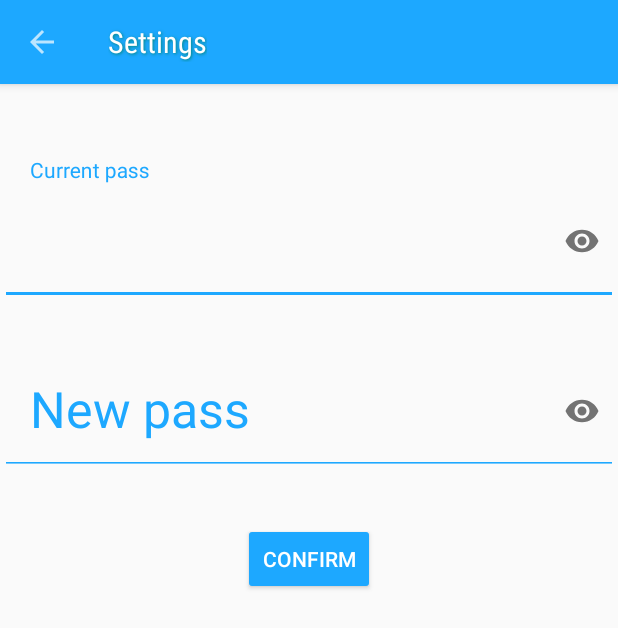
After one commit to cllfst/VoteApp, an Android app: the settings screen opened directly, with no data from a screen before it, on a phone screen of 412 x 824 dp. The commit adds this screen. Shown: the top 628 px of the screen. Run offline under Robolectric (Android 15) with nearby library versions, the phone set to English and light mode, and no system bars.

Commit message:
settings page added

```diff
--- a/FrontendAndroid/MyApplication/app/build.gradle
+++ b/FrontendAndroid/MyApplication/app/build.gradle
@@ -26,16 +26,17 @@ dependencies {
         exclude group: 'com.android.support', module: 'support-annotations'
     })
 
+    // Third party libraries
+
+
     compile 'com.android.support.constraint:constraint-layout:1.0.2'
-    testCompile 'junit:junit:4.12'
     compile 'com.android.support:appcompat-v7:25.3.1'
     compile 'com.android.support:support-v13:25.3.1'
     compile 'com.android.support:design:25.3.1'
     compile 'com.google.android.gms:play-services-vision:10.2.1'
     compile 'com.android.volley:volley:1.0.0'
-// Third party libraries
     compile 'com.flurgle:camerakit:0.9.17'
-
     compile 'com.android.support:recyclerview-v7:25.3.1'
     compile 'com.android.support:cardview-v7:25.3.1'
+    testCompile 'junit:junit:4.12'
 }
--- a/FrontendAndroid/MyApplication/app/src/main/AndroidManifest.xml
+++ b/FrontendAndroid/MyApplication/app/src/main/AndroidManifest.xml
@@ -24,6 +24,9 @@
                 <category android:name="android.intent.category.LAUNCHER" />
             </intent-filter>
         </activity>
+        <activity android:name=".settings"
+            android:theme="@style/Theme.AppCompat.Light.NoActionBar"
+            ></activity>
     </application>
 
 </manifest>
--- a/FrontendAndroid/MyApplication/app/src/main/java/com/example/mah/voteapp/MainActivity.java
+++ b/FrontendAndroid/MyApplication/app/src/main/java/com/example/mah/voteapp/MainActivity.java
@@ -36,9 +36,6 @@ private Button logout ;
     }
 
 
-
-
-
     @Override
     public boolean onMenuItemClick(MenuItem item) {
         switch (item.getItemId()) {
@@ -53,7 +50,11 @@ private Button logout ;
                 finish();
                 Toast.makeText(this, "Logout", Toast.LENGTH_SHORT).show();
                 return true;
+            case R.id.settings:
+                Intent settings_intent = new Intent(MainActivity.this,settings.class);
+                startActivity(settings_intent);
 
+                return true;
         }
 
         return true;
--- a/FrontendAndroid/MyApplication/app/src/main/java/com/example/mah/voteapp/login.java
+++ b/FrontendAndroid/MyApplication/app/src/main/java/com/example/mah/voteapp/login.java
@@ -35,7 +35,6 @@ public class login extends AppCompatActivity implements View.OnClickListener {
         btn_login.setOnClickListener(this);
         input_email = (EditText) findViewById(R.id.input_email) ;
         input_password = (EditText) findViewById(R.id.input_password) ;
-        //checking if email and passwords are empty
 
     }
 
--- /dev/null
+++ b/FrontendAndroid/MyApplication/app/src/main/java/com/example/mah/voteapp/settings.java
@@ -0,0 +1,84 @@
+package com.example.mah.voteapp;
+
+import android.support.v7.app.AppCompatActivity;
+import android.os.Bundle;
+import android.support.v7.widget.Toolbar;
+import android.view.MenuItem;
+import android.view.View;
+import android.widget.Button;
+import android.widget.EditText;
+import android.widget.Toast;
+
+import static android.text.TextUtils.isEmpty;
+
+public class settings extends AppCompatActivity implements View.OnClickListener {
+    private
+    EditText oldpass;
+    EditText newpass;
+    Button settings;
+    String oldpass1 , newpass1;
+    @Override
+    protected void onCreate(Bundle savedInstanceState) {
+        super.onCreate(savedInstanceState);
+        setContentView(R.layout.activity_settings);
+        setTitle("Settings");
+
+        Toolbar toolbar = (Toolbar) findViewById(R.id.toolbar_settings);
+        setSupportActionBar(toolbar);
+        if (getSupportActionBar() != null){
+            getSupportActionBar().setDisplayHomeAsUpEnabled(true);
+            getSupportActionBar().setDisplayShowHomeEnabled(true);
+        }
+    oldpass = (EditText)findViewById(R.id.oldPass);
+    newpass = (EditText)findViewById(R.id.newPass);
+    settings = (Button) findViewById(R.id.btn_settings);
+
+    }
+    @Override
+    public boolean onOptionsItemSelected(MenuItem item) {
+        // handle arrow click here
+        if (item.getItemId() == android.R.id.home) {
+            finish(); // close this activity and return to preview activity (if there is any)
+        }
+
+        return super.onOptionsItemSelected(item);
+    }
+
+    @Override
+    public void onClick(View view) {
+        oldpass1 = oldpass.getText().toString().trim();
+        newpass1 = newpass.getText().toString().trim();
+
+
+            if (isEmpty(newpass1))
+            {
+                Toast.makeText(this, "Please insert your new pass", Toast.LENGTH_SHORT).show();
+                return;
+            }
+            else
+                {
+                    if (newpass1.length() < 6)
+                    {
+                        Toast.makeText(this, "Too short!", Toast.LENGTH_SHORT).show();
+                        return;
+                    }
+                    else
+                    {
+                        if(isEmpty(oldpass1))
+                        {
+                            Toast.makeText(this, "Please insert your current pass", Toast.LENGTH_SHORT).show();
+                            return;
+                        }
+                        else
+                        {
+                                //if oldpass is not correct
+                                Toast.makeText(this,"Wrong Password",Toast.LENGTH_SHORT).show();
+                                return;
+                        }
+                        //Toast.makeText(this, "Password changed", Toast.LENGTH_SHORT).show();
+
+                    }
+                }
+
+                }
+           }
--- /dev/null
+++ b/FrontendAndroid/MyApplication/app/src/main/res/layout/activity_settings.xml
@@ -0,0 +1,85 @@
+<?xml version="1.0" encoding="utf-8"?>
+
+<LinearLayout xmlns:android="http://schemas.android.com/apk/res/android"
+    android:layout_width="match_parent"
+    android:layout_height="match_parent"
+    xmlns:app="http://schemas.android.com/apk/res-auto"
+    android:orientation="vertical">
+
+    <android.support.v7.widget.Toolbar
+        android:id="@+id/toolbar_settings"
+        android:layout_width="match_parent"
+        android:layout_height="?actionBarSize"
+        app:title="Settings"
+        app:titleTextAppearance="@style/ToolbarTextAppearance.Title"
+        style="@style/MyToolbar"
+        />
+
+<LinearLayout android:layout_width="match_parent"
+    android:layout_height="wrap_content"
+    xmlns:app="http://schemas.android.com/apk/res-auto"
+    android:layout_marginTop="50dp"
+    android:layout_marginBottom="8dp"
+    xmlns:android="http://schemas.android.com/apk/res/android">
+    <android.support.design.widget.TextInputLayout
+        android:layout_width="match_parent"
+        android:layout_height="wrap_content"
+        app:hintTextAppearance="@style/MyHintSettings"
+        android:textColorHint="#1da8ff"
+        app:passwordToggleEnabled="true"
+
+        >
+
+        <EditText android:id="@+id/oldPass"
+            android:layout_width="match_parent"
+            android:layout_height="wrap_content"
+            android:theme="@style/FullWidthEditSettings"
+            android:inputType="textPassword"
+            android:textColor="#1da8ff"
+            android:textSize="50px"
+            android:hint="Current pass" />
+    </android.support.design.widget.TextInputLayout>
+</LinearLayout>
+
+    <!-- new pass Label -->
+<LinearLayout
+android:layout_width="match_parent"
+android:layout_height="wrap_content"
+android:layout_marginTop="8dp"
+android:layout_marginBottom="8dp">
+<android.support.design.widget.TextInputLayout
+    android:layout_width="match_parent"
+    android:layout_height="wrap_content"
+    app:hintTextAppearance="@style/MyHintSettings"
+    app:passwordToggleEnabled="true"
+    android:textColorHint="#1da8ff"
+
+    >
+
+    <EditText android:id="@+id/newPass"
+        android:layout_width="match_parent"
+        android:layout_height="wrap_content"
+        android:theme="@style/FullWidthEditSettings"
+        android:inputType="textPassword"
+        android:textColor="#1da8ff"
+        android:textSize="50px"
+        android:hint="New pass"/>
+
+</android.support.design.widget.TextInputLayout>
+
+</LinearLayout>
+
+<Button
+android:id="@+id/btn_settings"
+android:layout_width="wrap_content"
+android:layout_height="wrap_content"
+android:layout_marginTop="24dp"
+android:layout_marginBottom="24dp"
+android:layout_gravity="center"
+android:theme="@style/MyButtonSettings"
+android:text="Confirm"
+android:textColor="#fff"
+    />
+
+
+    </LinearLayout>
--- a/FrontendAndroid/MyApplication/app/src/main/res/layout/activity_splash_screen.xml
+++ b/FrontendAndroid/MyApplication/app/src/main/res/layout/activity_splash_screen.xml
@@ -9,5 +9,5 @@
         android:id="@+id/imageView"
         android:layout_width="match_parent"
         android:layout_height="match_parent"
-        android:background="@drawable/nicesplash" />
+        android:background="@drawable/splashscreen4" />
 </LinearLayout>
--- a/FrontendAndroid/MyApplication/app/src/main/res/menu/main_menu.xml
+++ b/FrontendAndroid/MyApplication/app/src/main/res/menu/main_menu.xml
@@ -1,6 +1,13 @@
 <?xml version="1.0" encoding="utf-8"?>
 <menu xmlns:android="http://schemas.android.com/apk/res/android"
     xmlns:app="http://schemas.android.com/apk/res-auto">
+    <item
+        android:id="@+id/settings"
+        android:icon="@drawable/settings"
+        android:orderInCategory="100"
+        app:showAsAction="always"
+        android:title="settings" />
+
     <item
         android:id="@+id/logout_icon"
         android:icon="@drawable/logout"
--- /dev/null
+++ b/FrontendAndroid/MyApplication/app/src/main/res/values-v16/styles.xml
@@ -0,0 +1,12 @@
+<?xml version="1.0" encoding="utf-8"?>
+<resources>
+
+    <style name="ToolbarTextAppearance">
+        <item name="android:fontFamily">sans-serif-condensed</item>
+        <item name="android:textColor">#FFF</item>
+        <item name="android:shadowDx">1</item>
+        <item name="android:shadowDy">1</item>
+        <item name="android:shadowRadius">2</item>
+        <item name="android:shadowColor">?colorAccent</item>
+    </style>
+</resources>
--- a/FrontendAndroid/MyApplication/app/src/main/res/values/styles.xml
+++ b/FrontendAndroid/MyApplication/app/src/main/res/values/styles.xml
@@ -15,16 +15,30 @@
         <item name="colorControlActivated">#FFF</item>
         <item name="android:textColor">#FFF</item>
         <item name="android:textColorHint">#FFF</item>
+    </style>
 
 
+    <style name="FullWidthEditSettings" parent="Widget.AppCompat.EditText">
+        <item name="android:padding">20dp</item>
+        <item name="android:background">@null</item>
+        <item name="android:textSize">@dimen/abc_text_size_subhead_material</item>
+        <item name="colorControlNormal">#1da8ff</item>
+        <item name="colorControlActivated">#1da8ff</item>
+        <item name="android:textColor">#1da8ff</item>
+        <item name="android:textColorHint">#1da8ff</item>
     </style>
     <style name="MyButton" parent="Theme.AppCompat.Light">
         <item name="colorButtonNormal">#FFF</item>
     </style>
+    <style name="MyButtonSettings" parent="Theme.AppCompat.Light">
+        <item name="colorButtonNormal">#1da8ff</item>
+    </style>
     <style name="MyHintText" parent="TextAppearance.AppCompat.Small">
         <item name="android:textColor">#FFF</item>
     </style>
-
+    <style name="MyHintSettings" parent="TextAppearance.AppCompat.Small">
+        <item name="android:textColor">#1da8ff</item>
+    </style>
 
 
     <style name="ToolbarTextAppearance">
```
Also changed, not shown: FrontendAndroid/MyApplication/app/src/main/res/drawable/settings.png (added), FrontendAndroid/MyApplication/app/src/main/res/drawable/splashscreen.png (added), FrontendAndroid/MyApplication/app/src/main/res/drawable/splashscreen2.png (added), FrontendAndroid/MyApplication/app/src/main/res/drawable/splashscreen3.png (added), FrontendAndroid/MyApplication/app/src/main/res/drawable/splashscreen4.png (added), FrontendAndroid/MyApplication/app/src/main/res/drawable/splashscreen5.png (added).
